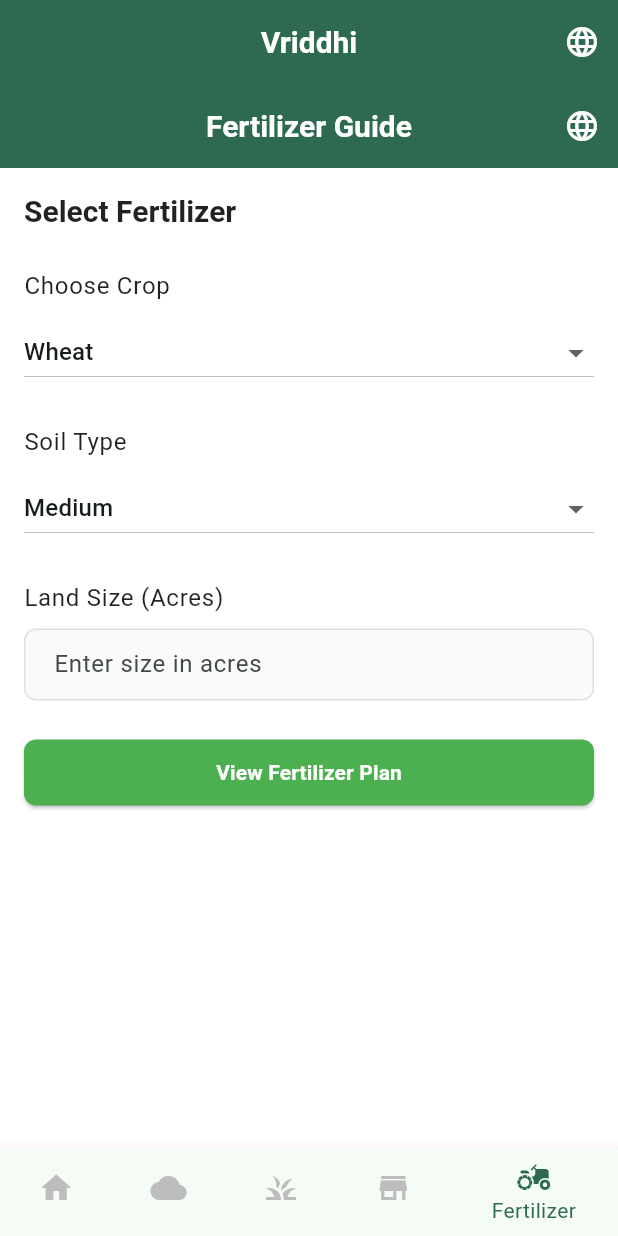
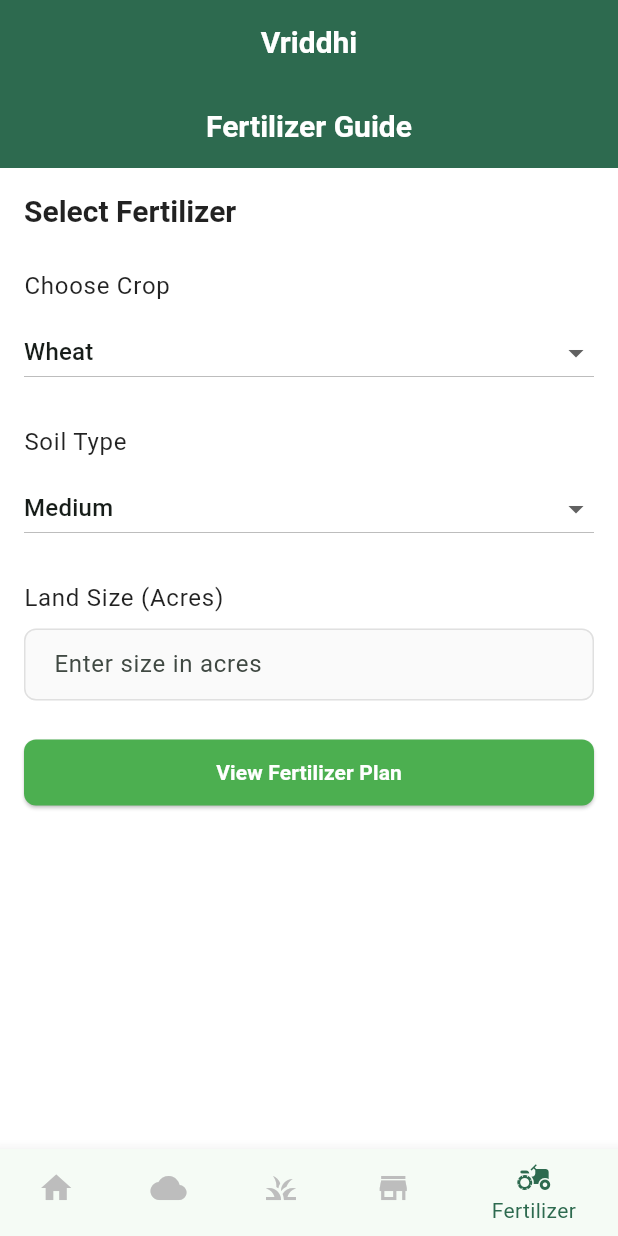
Before and after one commit to Rakesh172-1/Agronatural, a Flutter app: the FertilizerScreen screen opened by its route, on a phone screen of 412 x 824 dp. Run offline on Flutter 3.47's test engine with Material 3 defaults, Android fonts, the phone set to English and light mode, and no system bars; our stand-ins replace dio, fl_chart, flutter_riverpod, go_router, hive_flutter; accounts and stored records are empty; network calls fail.

Commit message:
refactor: Remove UniversalLanguageButton from various screens

```diff
--- a/lib/features/blog/presentation/screens/blog_screen.dart
+++ b/lib/features/blog/presentation/screens/blog_screen.dart
@@ -2,7 +2,6 @@
 import 'package:flutter_riverpod/flutter_riverpod.dart';
 import 'package:intl/intl.dart';
 import 'package:vriddhiapps/features/blog/presentation/providers/blog_provider.dart';
-import 'package:vriddhiapps/common_widgets/universal_language_button.dart';
 
 class BlogScreen extends ConsumerStatefulWidget {
   const BlogScreen({super.key});
@@ -27,7 +26,6 @@
     return Scaffold(
       appBar: AppBar(
         title: const Text('Blog'),
-        actions: const [UniversalLanguageButton()],
       ),
       body: blogState.when(
         loading: () => const Center(child: CircularProgressIndicator()),
--- a/lib/features/disease_detector/presentation/screens/disease_detector_screen.dart
+++ b/lib/features/disease_detector/presentation/screens/disease_detector_screen.dart
@@ -1,7 +1,6 @@
 import 'package:flutter/material.dart';
 import 'package:flutter_riverpod/flutter_riverpod.dart';
 import 'package:vriddhiapps/features/disease_detector/presentation/providers/disease_detector_provider.dart';
-import 'package:vriddhiapps/common_widgets/universal_language_button.dart';
 
 class DiseaseDetectorScreen extends ConsumerStatefulWidget {
   const DiseaseDetectorScreen({super.key});
@@ -38,7 +37,6 @@
     return Scaffold(
       appBar: AppBar(
         title: const Text('Disease Detector'),
-        actions: const [UniversalLanguageButton()],
         bottom: TabBar(controller: _tabController, tabs: const [Tab(text: 'Browse'), Tab(text: 'Detect'), Tab(text: 'Search')]),
       ),
       body: TabBarView(controller: _tabController, children: [_buildBrowseTab(), _buildDetectTab(), _buildSearchTab()]),
--- a/lib/features/farm_calculator/presentation/screens/calculator_screen.dart
+++ b/lib/features/farm_calculator/presentation/screens/calculator_screen.dart
@@ -1,7 +1,6 @@
 import 'package:flutter/material.dart';
 import 'package:flutter_riverpod/flutter_riverpod.dart';
 import 'package:vriddhiapps/features/farm_calculator/presentation/providers/calculator_provider.dart';
-import 'package:vriddhiapps/common_widgets/universal_language_button.dart';
 
 class FarmCalculatorScreen extends ConsumerStatefulWidget {
   const FarmCalculatorScreen({super.key});
@@ -31,7 +30,6 @@
     return Scaffold(
       appBar: AppBar(
         title: const Text('Farm Calculator'),
-        actions: const [UniversalLanguageButton()],
         bottom: TabBar(
           controller: _tabController,
           tabs: const [
--- a/lib/features/fertilizer/presentation/screens/fertilizer_screen.dart
+++ b/lib/features/fertilizer/presentation/screens/fertilizer_screen.dart
@@ -2,7 +2,6 @@
 import 'package:flutter_riverpod/flutter_riverpod.dart';
 import 'package:vriddhiapps/core/constants/app_constants.dart';
 import 'package:vriddhiapps/features/fertilizer/presentation/providers/fertilizer_provider.dart';
-import 'package:vriddhiapps/common_widgets/universal_language_button.dart';
 
 class FertilizerScreen extends ConsumerWidget {
   const FertilizerScreen({super.key});
@@ -17,9 +16,6 @@
     return Scaffold(
       appBar: AppBar(
         title: const Text('Fertilizer Guide'),
-        actions: [
-          const UniversalLanguageButton(),
-        ],
       ),
       body: SingleChildScrollView(
         child: Padding(
--- a/lib/features/loan_schemes/presentation/screens/loan_schemes_screen.dart
+++ b/lib/features/loan_schemes/presentation/screens/loan_schemes_screen.dart
@@ -1,7 +1,6 @@
 import 'package:flutter/material.dart';
 import 'package:flutter_riverpod/flutter_riverpod.dart';
 import 'package:vriddhiapps/features/loan_schemes/presentation/providers/loan_schemes_provider.dart';
-import 'package:vriddhiapps/common_widgets/universal_language_button.dart';
 
 class LoanSchemesScreen extends ConsumerStatefulWidget {
   const LoanSchemesScreen({super.key});
@@ -28,7 +27,6 @@
     return Scaffold(
       appBar: AppBar(
         title: const Text('Loan Schemes for Farmers'),
-        actions: const [UniversalLanguageButton()],
         elevation: 0,
       ),
       body: Column(
--- a/lib/main.dart
+++ b/lib/main.dart
@@ -3,8 +3,6 @@
 import 'package:go_router/go_router.dart';
 import 'package:hive_flutter/hive_flutter.dart';
 import 'package:vriddhiapps/core/theme/app_theme.dart';
-import 'package:vriddhiapps/core/localization/app_locale_provider.dart';
-import 'package:vriddhiapps/features/settings/presentation/sheets/language_settings_sheet.dart';
 import 'package:vriddhiapps/features/home/presentation/screens/home_screen.dart';
 import 'package:vriddhiapps/features/weather/presentation/screens/weather_screen.dart';
 import 'package:vriddhiapps/features/crop_planner/presentation/screens/crop_planner_screen.dart';
@@ -117,43 +115,25 @@
   @override
   ConsumerState<AppShell> createState() => _AppShellState();
 }
+
 class _AppShellState extends ConsumerState<AppShell> {
   int _selectedIndex = 0;
 
+  final navigationItems = [
+    (path: '/', label: 'Home', icon: Icons.home),
+    (path: '/weather', label: 'Weather', icon: Icons.cloud),
+    (path: '/crop-planner', label: 'Planner', icon: Icons.grass),
+    (path: '/mandi-price', label: 'Prices', icon: Icons.store),
+    (path: '/fertilizer', label: 'Fertilizer', icon: Icons.agriculture),
+  ];
+
   @override
   Widget build(BuildContext context) {
-    final localizationAsync = ref.watch(currentLocalizationsProvider);
-
-    return localizationAsync.when(
-      data: (localization) {
-        final navigationItems = [
-          (path: '/', label: localization.home, icon: Icons.home),
-          (path: '/weather', label: localization.weather, icon: Icons.cloud),
-          (path: '/crop-planner', label: localization.cropPlanner, icon: Icons.grass),
-          (path: '/mandi-price', label: localization.mandiPrices, icon: Icons.store),
-          (path: '/fertilizer', label: localization.fertilizer, icon: Icons.agriculture),
-        ];
-
     return Scaffold(
       appBar: AppBar(
-            title: Text(localization.appName),
-            actions: [
-              IconButton(
-                icon: const Icon(Icons.language),
-                tooltip: 'Change Language',
-                onPressed: () {
-                  showModalBottomSheet(
-                    context: context,
-                    builder: (context) => const LanguageSettingsSheet(),
-                    shape: const RoundedRectangleBorder(
-                      borderRadius: BorderRadius.vertical(top: Radius.circular(20)),
+        title: const Text('Vriddhi'),
       ),
-                  );
-                },
-              ),
-            ],
-          ),
-          body: _buildBody(context, navigationItems),
+      body: _buildBody(context),
       bottomNavigationBar: BottomNavigationBar(
         items: navigationItems.map((item) => BottomNavigationBarItem(icon: Icon(item.icon), label: item.label)).toList(),
         currentIndex: _selectedIndex,
@@ -163,18 +143,9 @@
         },
       ),
     );
-      },
-      loading: () => const Scaffold(
-        body: Center(child: CircularProgressIndicator()),
-      ),
-      error: (_, _) => Scaffold(
-        appBar: AppBar(title: const Text('Vriddhi')),
-        body: const Center(child: Text('Error loading localization')),
-      ),
-    );
   }
 
-  Widget _buildBody(BuildContext context, List navigationItems) {
+  Widget _buildBody(BuildContext context) {
     final location = GoRouterState.of(context).matchedLocation;
     final newIndex = navigationItems.indexWhere((item) => item.path == location);
     if (newIndex != -1 && newIndex != _selectedIndex) {
```
Lines whose indentation alone changed are shown as unchanged.
